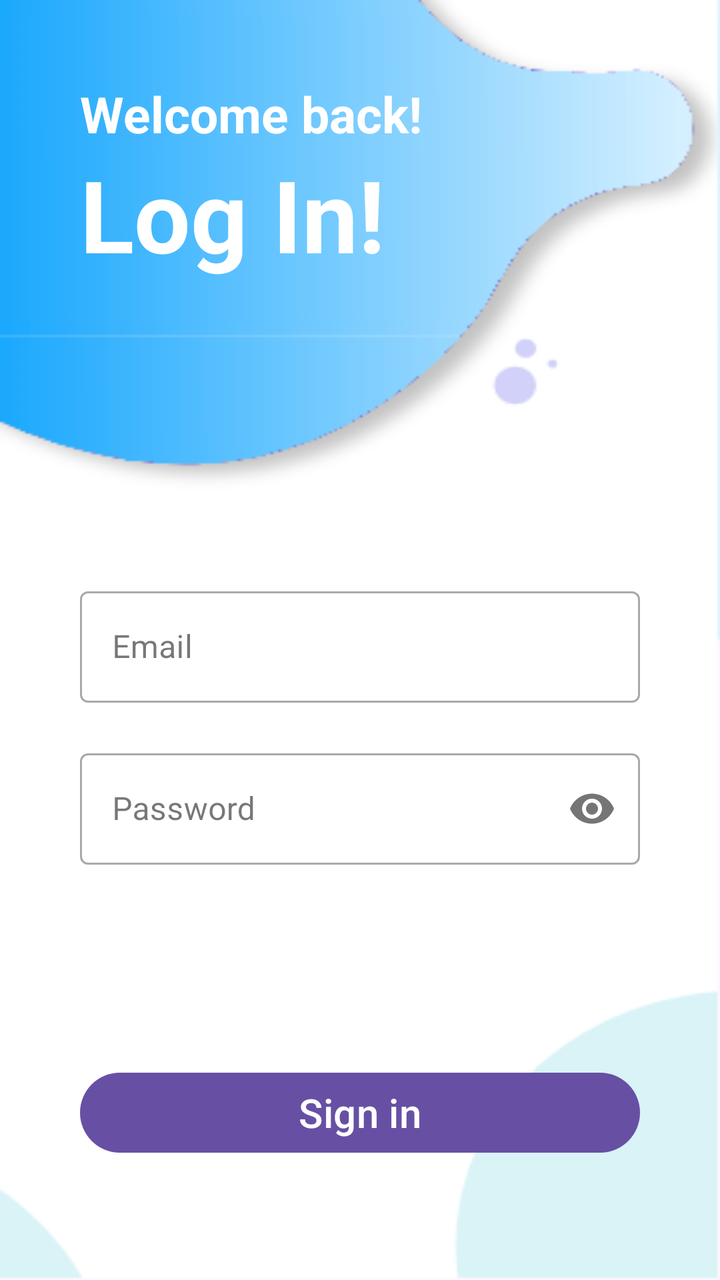
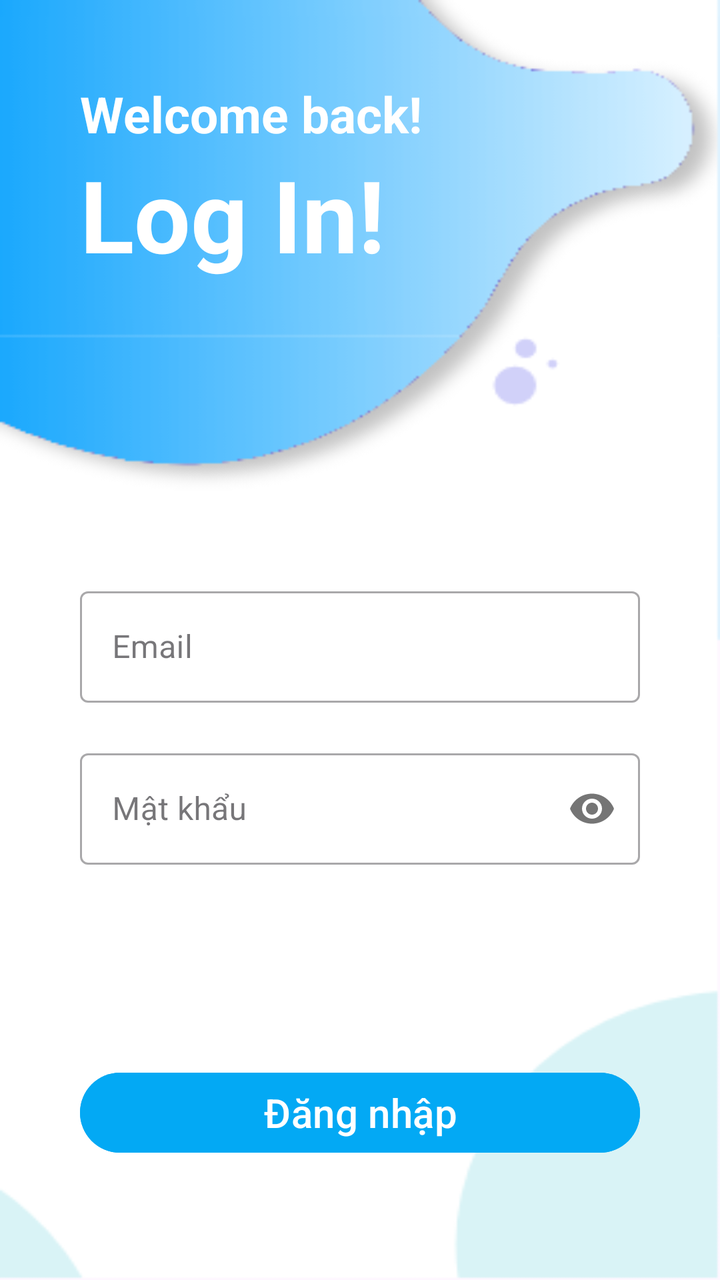

Compare the two renders of this Android layout. The source of the first and the diff that turns it into the second are given below.
<!-- AndroidManifest.xml: application theme Theme.MyApp -->
<!-- res/layout/activity_main.xml -->
<?xml version="1.0" encoding="utf-8"?>
<LinearLayout xmlns:android="http://schemas.android.com/apk/res/android"
    xmlns:app="http://schemas.android.com/apk/res-auto"
    xmlns:tools="http://schemas.android.com/tools"
    android:id="@+id/main"
    android:layout_width="match_parent"
    android:layout_height="match_parent"
    android:background="@drawable/screen"
    android:orientation="vertical"
    android:padding="40dp"
    tools:context=".ui.login.MainActivity">

    <TextView
        android:id="@+id/text"
        android:layout_width="match_parent"
        android:layout_height="wrap_content"
        android:text="Welcome back!"
        android:textColor="#FFFFFF"
        android:textSize="25sp"
        android:textStyle="bold" />

    <TextView
        android:id="@+id/textView"
        android:layout_width="match_parent"
        android:layout_height="wrap_content"
        android:text="Log In!"
        android:textColor="#FFFFFF"
        android:textSize="50sp"
        android:textStyle="bold" />

    <com.google.android.material.textfield.TextInputLayout
        style="@style/Widget.MaterialComponents.TextInputLayout.OutlinedBox"
        android:layout_width="match_parent"
        android:layout_height="wrap_content"
        android:layout_marginTop="150dp">

        <com.google.android.material.textfield.TextInputEditText
            android:id="@+id/email"
            android:layout_width="match_parent"
            android:layout_height="wrap_content"
            android:hint="Email" />
    </com.google.android.material.textfield.TextInputLayout>

    <com.google.android.material.textfield.TextInputLayout
        style="@style/Widget.MaterialComponents.TextInputLayout.OutlinedBox"
        android:layout_width="match_parent"
        android:layout_height="wrap_content"
        android:layout_marginTop="20dp"
        app:passwordToggleEnabled="true">

        <com.google.android.material.textfield.TextInputEditText
            android:id="@+id/password"
            android:layout_width="match_parent"
            android:layout_height="wrap_content"
            android:hint="Password"
            android:inputType="textPassword" />
    </com.google.android.material.textfield.TextInputLayout>

    <Button
        android:id="@+id/sign_in"
        android:layout_width="match_parent"
        android:layout_height="wrap_content"
        android:layout_marginTop="100dp"
        android:text="Sign in"
        android:textSize="20sp" />

    <LinearLayout
        android:layout_width="match_parent"
        android:layout_height="wrap_content"
        android:layout_gravity="center"
        android:layout_marginTop="20dp"
        android:gravity="center"
        android:orientation="horizontal">

        <TextView
            android:id="@+id/textView2"
            android:layout_width="wrap_content"
            android:layout_height="wrap_content"
            android:text="Don't have account? "
            android:textSize="15sp"
            android:textStyle="bold" />

        <TextView
            android:id="@+id/sign_up"
            android:layout_width="wrap_content"
            android:layout_height="wrap_content"
            android:text="Sign Up"
            android:textColor="#03A9F4"
            android:textSize="15sp"
            android:textStyle="bold" />
    </LinearLayout>

</LinearLayout>
<!-- resources referenced by this layout -->
<resources>
  <!-- drawable screen: png bitmap (drawable, 9167 bytes) -->
  <style name="Theme.MyApp" parent="Base.Theme.MyApp" />
  <style name="Base.Theme.MyApp" parent="Theme.Material3.DayNight">
          
          
  
      </style>
</resources>

<!-- the commit's change to res/layout/activity_main.xml (unified diff, before → after) -->
@@ -52,7 +52,7 @@
             android:id="@+id/password"
             android:layout_width="match_parent"
             android:layout_height="wrap_content"
-            android:hint="Password"
+            android:hint="@string/password"
             android:inputType="textPassword" />
     </com.google.android.material.textfield.TextInputLayout>
 
@@ -61,8 +61,10 @@
         android:layout_width="match_parent"
         android:layout_height="wrap_content"
         android:layout_marginTop="100dp"
-        android:text="Sign in"
-        android:textSize="20sp" />
+        android:text="@string/sign_in"
+        android:textSize="20sp"
+        android:backgroundTint="@color/blue"
+        />
 
     <LinearLayout
         android:layout_width="match_parent"
@@ -76,7 +78,7 @@
             android:id="@+id/textView2"
             android:layout_width="wrap_content"
             android:layout_height="wrap_content"
-            android:text="Don't have account? "
+            android:text="@string/donnot_have_account"
             android:textSize="15sp"
             android:textStyle="bold" />
 
@@ -84,7 +86,7 @@
             android:id="@+id/sign_up"
             android:layout_width="wrap_content"
             android:layout_height="wrap_content"
-            android:text="Sign Up"
+            android:text="@string/sign_up"
             android:textColor="#03A9F4"
             android:textSize="15sp"
             android:textStyle="bold" />
<!-- resource entries referenced after the edit -->
@@ -1,8 +1,13 @@
 <!-- resources referenced by this layout -->
 <resources>
+  <color name="blue">#03A9F4</color>
   <!-- drawable screen: png bitmap (drawable, 9167 bytes) -->
+  <string name="donnot_have_account">Chưa có tài khoản? </string>
+  <string name="password">Mật khẩu</string>
+  <string name="sign_in">Đăng nhập</string>
+  <string name="sign_up">Đăng ký</string>
   <style name="Theme.MyApp" parent="Base.Theme.MyApp" />
-  <style name="Base.Theme.MyApp" parent="Theme.Material3.DayNight">
+  <style name="Base.Theme.MyApp" parent="Theme.Material3.DayNight.NoActionBar">
           
           
   
